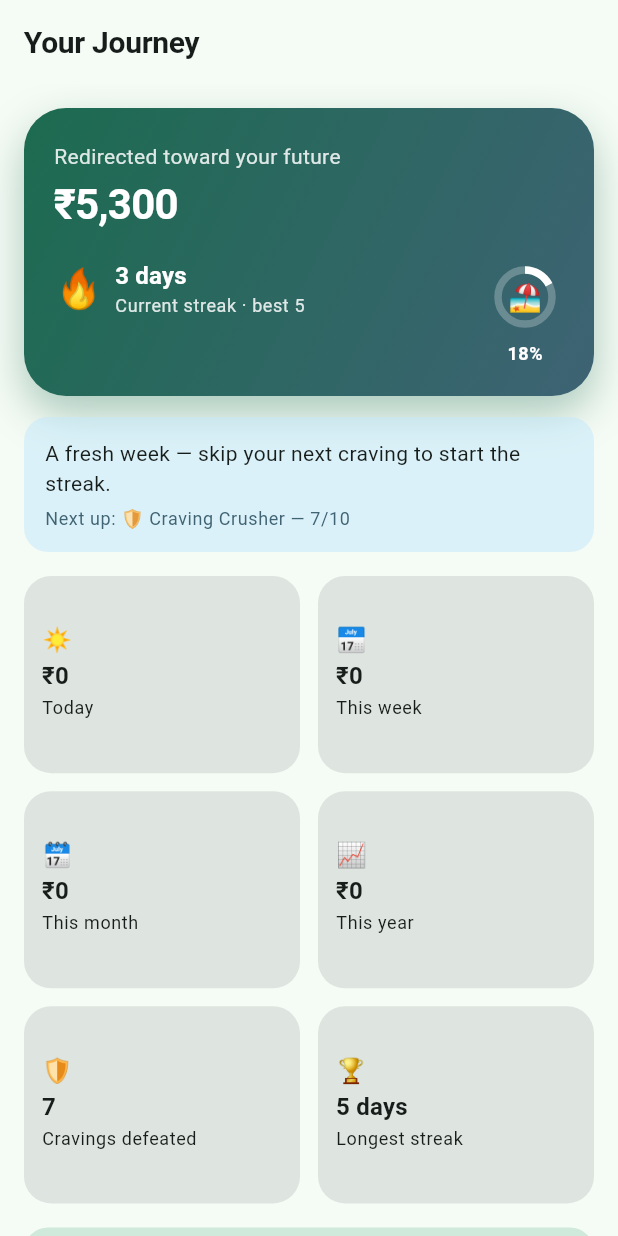
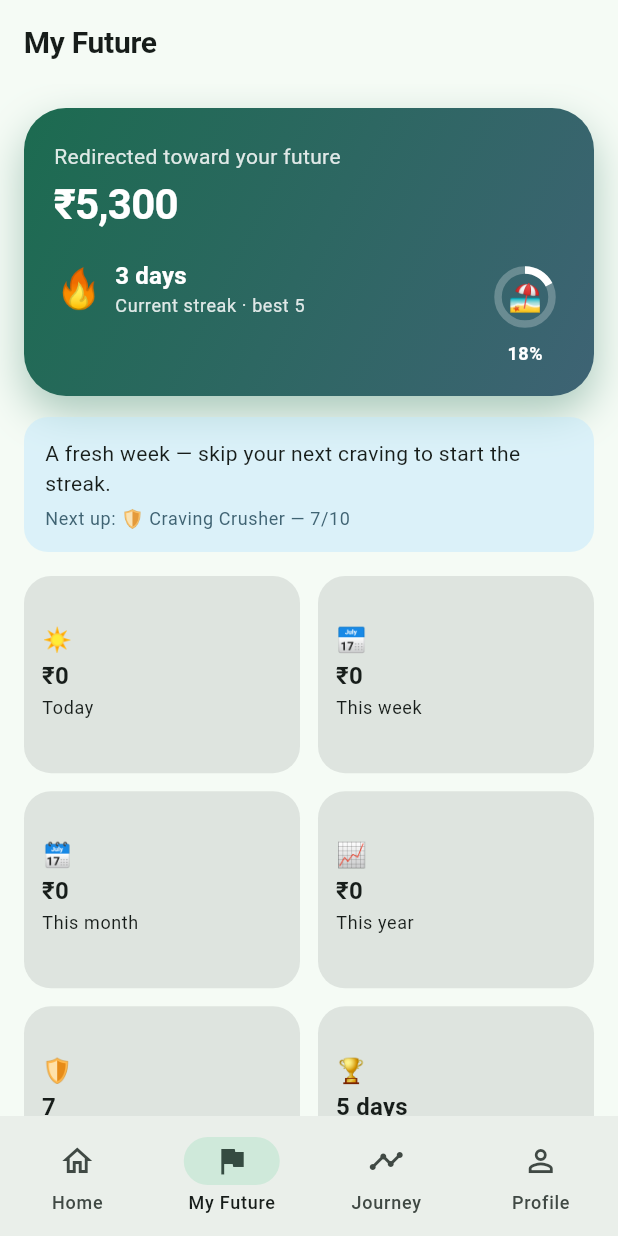
Before and after one commit to baseer-ind/spendzero, a Flutter app: the DashboardScreen screen opened by its route, on a phone screen of 412 x 824 dp. Run offline on Flutter 3.47's test engine with Material 3 defaults, Android fonts, the phone set to English and light mode, and no system bars; our stand-ins replace flutter_riverpod, go_router, shared_preferences; accounts and stored records are empty.

```diff
--- /dev/null
+++ b/spendzero/mobile/lib/app/root_shell.dart
@@ -0,0 +1,31 @@
+import 'package:flutter/material.dart';
+import 'package:go_router/go_router.dart';
+
+/// Persistent bottom navigation per the Experience Blueprint's information
+/// architecture: Home, My Future, Journey, Profile. "My Future" — not
+/// "Dashboard" — is the emotional center of the app.
+class RootShell extends StatelessWidget {
+  const RootShell({super.key, required this.navigationShell});
+
+  final StatefulNavigationShell navigationShell;
+
+  @override
+  Widget build(BuildContext context) {
+    return Scaffold(
+      body: navigationShell,
+      bottomNavigationBar: NavigationBar(
+        selectedIndex: navigationShell.currentIndex,
+        onDestinationSelected: (index) => navigationShell.goBranch(
+          index,
+          initialLocation: index == navigationShell.currentIndex,
+        ),
+        destinations: const [
+          NavigationDestination(icon: Icon(Icons.home_outlined), selectedIcon: Icon(Icons.home), label: 'Home'),
+          NavigationDestination(icon: Icon(Icons.flag_outlined), selectedIcon: Icon(Icons.flag), label: 'My Future'),
+          NavigationDestination(icon: Icon(Icons.timeline_outlined), selectedIcon: Icon(Icons.timeline), label: 'Journey'),
+          NavigationDestination(icon: Icon(Icons.person_outline), selectedIcon: Icon(Icons.person), label: 'Profile'),
+        ],
+      ),
+    );
+  }
+}
--- a/spendzero/mobile/lib/app/router.dart
+++ b/spendzero/mobile/lib/app/router.dart
@@ -20,13 +20,16 @@ import '../features/goals/presentation/goals_screen.dart';
 import '../features/grocery/presentation/grocery_home_screen.dart';
 import '../features/grocery/presentation/store_screen.dart';
 import '../features/home/presentation/home_screen.dart';
+import '../features/journey/presentation/journey_screen.dart';
 import '../features/onboarding/presentation/intro_screen.dart';
 import '../features/onboarding/presentation/splash_screen.dart';
+import '../features/profile/presentation/profile_screen.dart';
 import '../features/shopping/presentation/brand_screen.dart';
 import '../features/shopping/presentation/shopping_home_screen.dart';
 import '../features/travel/presentation/stay_screen.dart';
 import '../features/travel/presentation/travel_home_screen.dart';
 import '../features/vertical_launcher/presentation/vertical_launcher_screen.dart';
+import 'root_shell.dart';
 
 Page<void> _slide(BuildContext context, GoRouterState state, Widget child) =>
     CustomTransitionPage(
@@ -57,17 +60,26 @@ final appRouter = GoRouter(
       path: '/intro',
       pageBuilder: (c, s) => _slide(c, s, const IntroScreen()),
     ),
-    GoRoute(
-      path: '/',
-      pageBuilder: (c, s) => _slide(c, s, const HomeScreen()),
+    StatefulShellRoute.indexedStack(
+      builder: (context, state, navigationShell) => RootShell(navigationShell: navigationShell),
+      branches: [
+        StatefulShellBranch(routes: [
+          GoRoute(path: '/', builder: (c, s) => const HomeScreen()),
+        ]),
+        StatefulShellBranch(routes: [
+          GoRoute(path: '/dashboard', builder: (c, s) => const DashboardScreen()),
+        ]),
+        StatefulShellBranch(routes: [
+          GoRoute(path: '/journey', builder: (c, s) => const JourneyScreen()),
+        ]),
+        StatefulShellBranch(routes: [
+          GoRoute(path: '/profile', builder: (c, s) => const ProfileScreen()),
+        ]),
+      ],
     ),
     GoRoute(
       path: '/goals',
       pageBuilder: (c, s) => _slide(c, s, const GoalsScreen()),
-    ),
-    GoRoute(
-      path: '/dashboard',
-      pageBuilder: (c, s) => _slide(c, s, const DashboardScreen()),
     ),
     GoRoute(
       path: '/checkout/:categoryId',
--- a/spendzero/mobile/lib/features/cart/presentation/cart_screen.dart
+++ b/spendzero/mobile/lib/features/cart/presentation/cart_screen.dart
@@ -238,7 +238,7 @@ class _CartScreenState extends ConsumerState<CartScreen> {
                           child: CircularProgressIndicator(strokeWidth: 2),
                         )
                       : Text(
-                          'Checkout · ${formatPaise(finalTotal)}',
+                          'Choose My Future · ${formatPaise(finalTotal)}',
                           style: const TextStyle(
                               fontSize: 16, fontWeight: FontWeight.bold),
                         ),
--- a/spendzero/mobile/lib/features/dashboard/presentation/dashboard_screen.dart
+++ b/spendzero/mobile/lib/features/dashboard/presentation/dashboard_screen.dart
@@ -6,35 +6,13 @@ import 'package:go_router/go_router.dart';
 import '../../../core/models/achievement.dart';
 import '../../../core/models/goal.dart';
 import '../../../core/providers/providers.dart';
+import '../../../core/utils/category_labels.dart';
 import '../../../core/utils/money.dart';
+import '../../../core/widgets/activity_row.dart';
 
-const _categoryLabels = {
-  'demo-food': 'Food',
-  'demo-groceries': 'Grocery',
-  'demo-fashion': 'Shopping',
-  'demo-electronics': 'Electronics',
-  'demo-travel': 'Travel',
-  'demo-entertainment': 'Entertainment',
-  'demo-beauty': 'Beauty',
-  'demo-furniture': 'Furniture',
-};
+String _labelFor(String categoryId) => labelForCategory(categoryId);
 
-const _categoryEmoji = {
-  'demo-food': '🍔',
-  'demo-groceries': '🛒',
-  'demo-fashion': '👕',
-  'demo-electronics': '📱',
-  'demo-travel': '✈️',
-  'demo-entertainment': '🎬',
-  'demo-beauty': '💄',
-  'demo-furniture': '🛋️',
-};
-
-String _labelFor(String categoryId) =>
-    _categoryLabels[categoryId] ??
-    categoryId.replaceFirst('demo-', '').replaceAll('-', ' ');
-
-String _emojiFor(String categoryId) => _categoryEmoji[categoryId] ?? '💰';
+String _emojiFor(String categoryId) => emojiForCategory(categoryId);
 
 DateTime _dateOnly(DateTime dt) => DateTime(dt.year, dt.month, dt.day);
 
@@ -48,7 +26,7 @@ class DashboardScreen extends ConsumerWidget {
     final goals = ref.watch(goalsProvider);
 
     return Scaffold(
-      appBar: AppBar(title: const Text('Your Journey')),
+      appBar: AppBar(title: const Text('My Future')),
       body: RefreshIndicator(
         onRefresh: () async {
           ref.invalidate(statsProvider);
@@ -237,12 +215,22 @@ class _DashboardBody extends StatelessWidget {
           ),
         ],
         const SizedBox(height: 24),
-        Text('Recent activity', style: Theme.of(context).textTheme.titleMedium),
-        const SizedBox(height: 12),
+        Row(
+          mainAxisAlignment: MainAxisAlignment.spaceBetween,
+          children: [
+            Text('Recent victories', style: Theme.of(context).textTheme.titleMedium),
+            if (history.isNotEmpty)
+              TextButton(
+                onPressed: () => context.push('/journey'),
+                child: const Text('View Journey'),
+              ),
+          ],
+        ),
+        const SizedBox(height: 4),
         if (history.isEmpty)
           const _EmptySection(message: 'No cravings logged yet.')
         else
-          ...history.take(10).map((e) => _ActivityRow(entry: e)),
+          ...history.take(5).map((e) => ActivityRow(entry: e)),
         const SizedBox(height: 24),
         _KeepGoingCard(topDream: topDream),
       ],
@@ -759,52 +747,6 @@ class _CategoryRow extends StatelessWidget {
   }
 }
 
-class _ActivityRow extends StatelessWidget {
-  const _ActivityRow({required this.entry});
-
-  final Map<String, dynamic> entry;
-
-  @override
-  Widget build(BuildContext context) {
-    final colors = Theme.of(context).colorScheme;
-    final categoryId = entry['category_id'] as String;
-    final outcome = entry['outcome'] as String;
-    final amountPaise = entry['amount_paise'] as int;
-    final completedAt = DateTime.parse(entry['completed_at'] as String);
-    final saved = outcome == 'saved';
-    return Padding(
-      padding: const EdgeInsets.only(bottom: 10),
-      child: Row(
-        children: [
-          CircleAvatar(
-            radius: 18,
-            backgroundColor: saved ? colors.tertiaryContainer : colors.errorContainer,
-            child: Text(_emojiFor(categoryId), style: const TextStyle(fontSize: 16)),
-          ),
-          const SizedBox(width: 10),
-          Expanded(
-            child: Column(
-              crossAxisAlignment: CrossAxisAlignment.start,
-              children: [
-                Text(
-                  saved
-                      ? 'Redirected ${formatPaise(amountPaise)} from ${_labelFor(categoryId)}'
-                      : 'Spent on ${_labelFor(categoryId)}',
-                  style: Theme.of(context).textTheme.bodyMedium,
-                ),
-                Text(
-                  '${completedAt.day}/${completedAt.month}/${completedAt.year}',
-                  style: Theme.of(context).textTheme.bodySmall?.copyWith(color: colors.outline),
-                ),
-              ],
-            ),
-          ),
-        ],
-      ),
-    );
-  }
-}
-
 class _EmptySection extends StatelessWidget {
   const _EmptySection({required this.message});
 
```
Also changed, not shown: spendzero/mobile/lib/core/utils/category_labels.dart (added, +27 -0 lines), spendzero/mobile/lib/core/widgets/activity_row.dart (added, +50 -0 lines), spendzero/mobile/lib/features/home/presentation/home_screen.dart (+0 -10 lines), spendzero/mobile/lib/features/journey/presentation/journey_screen.dart (added, +63 -0 lines), spendzero/mobile/lib/features/profile/presentation/profile_screen.dart (added, +91 -0 lines).
